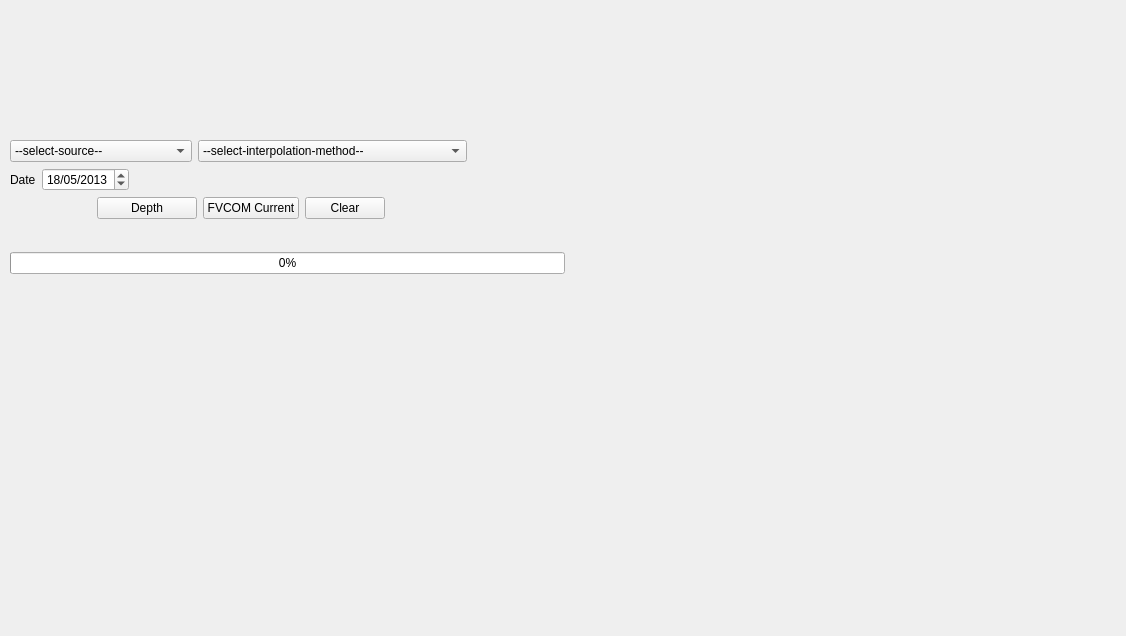
This is ui/mapwindow.ui in epifanio/planetsasha as Qt 5 draws it before an edit. The edited form follows.
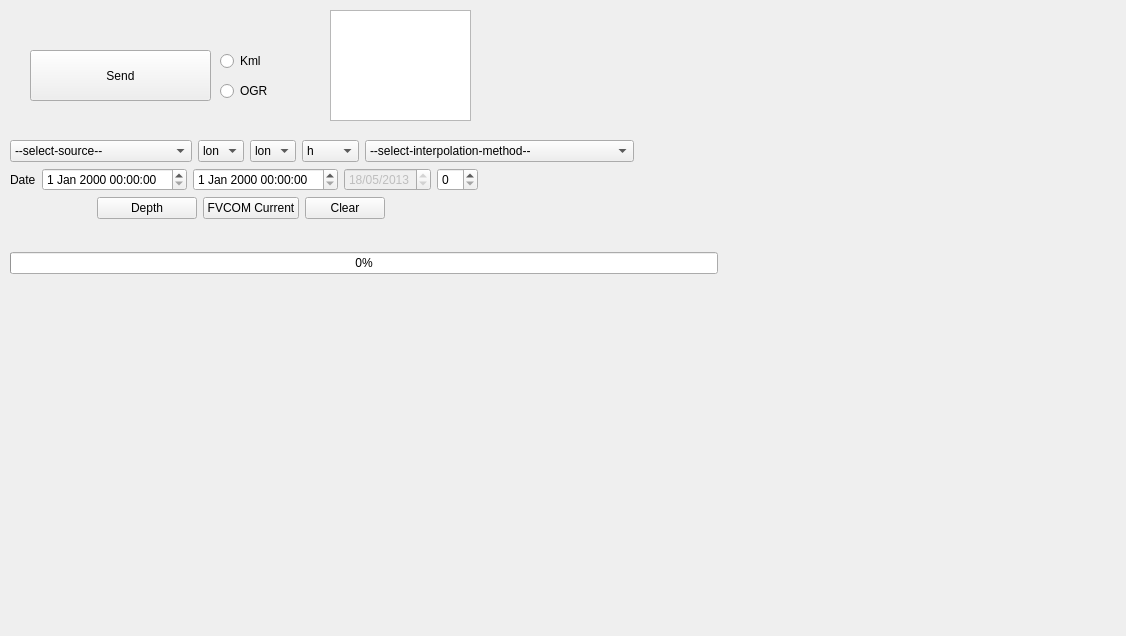
This is the edited form. Icons and pictures are not drawn.

```diff
--- a/ui/mapwindow.ui
+++ b/ui/mapwindow.ui
@@ -28,7 +28,7 @@
     <rect>
      <x>10</x>
      <y>140</y>
-     <width>591</width>
+     <width>744</width>
      <height>162</height>
     </rect>
    </property>
@@ -55,6 +55,48 @@
         </item>
        </widget>
       </item>
+      <item>
+       <widget class="QComboBox" name="comboBox_2">
+        <item>
+         <property name="text">
+          <string>lon</string>
+         </property>
+        </item>
+        <item>
+         <property name="text">
+          <string>lat</string>
+         </property>
+        </item>
+       </widget>
+      </item>
+      <item>
+       <widget class="QComboBox" name="comboBox_3">
+        <item>
+         <property name="text">
+          <string>lon</string>
+         </property>
+        </item>
+        <item>
+         <property name="text">
+          <string>lat</string>
+         </property>
+        </item>
+       </widget>
+      </item>
+      <item>
+       <widget class="QComboBox" name="comboBox_4">
+        <item>
+         <property name="text">
+          <string>h</string>
+         </property>
+        </item>
+        <item>
+         <property name="text">
+          <string>temp</string>
+         </property>
+        </item>
+       </widget>
+      </item>
       <item>
        <widget class="QComboBox" name="comboBox">
         <item>
@@ -108,8 +150,17 @@
         </property>
        </widget>
       </item>
+      <item>
+       <widget class="QDateTimeEdit" name="dateTimeEdit"/>
+      </item>
+      <item>
+       <widget class="QDateTimeEdit" name="dateTimeEdit_2"/>
+      </item>
       <item>
        <widget class="QDateEdit" name="dtFrom">
+        <property name="enabled">
+         <bool>false</bool>
+        </property>
         <property name="date">
          <date>
           <year>2013</year>
@@ -122,6 +173,9 @@
         </property>
        </widget>
       </item>
+      <item>
+       <widget class="QSpinBox" name="spinBox_2"/>
+      </item>
       <item>
        <spacer name="horizontalSpacer_4">
         <property name="orientation">
@@ -256,6 +310,55 @@
     </item>
    </layout>
   </widget>
+  <widget class="QToolButton" name="toolButton">
+   <property name="geometry">
+    <rect>
+     <x>30</x>
+     <y>50</y>
+     <width>181</width>
+     <height>51</height>
+    </rect>
+   </property>
+   <property name="text">
+    <string>Send</string>
+   </property>
+  </widget>
+  <widget class="QRadioButton" name="radioButton">
+   <property name="geometry">
+    <rect>
+     <x>220</x>
+     <y>50</y>
+     <width>116</width>
+     <height>22</height>
+    </rect>
+   </property>
+   <property name="text">
+    <string>Kml</string>
+   </property>
+  </widget>
+  <widget class="QRadioButton" name="radioButton_2">
+   <property name="geometry">
+    <rect>
+     <x>220</x>
+     <y>80</y>
+     <width>71</width>
+     <height>22</height>
+    </rect>
+   </property>
+   <property name="text">
+    <string>OGR</string>
+   </property>
+  </widget>
+  <widget class="QListView" name="listView">
+   <property name="geometry">
+    <rect>
+     <x>330</x>
+     <y>10</y>
+     <width>141</width>
+     <height>111</height>
+    </rect>
+   </property>
+  </widget>
  </widget>
  <resources>
   <include location="../gui/resources.qrc"/>
```
